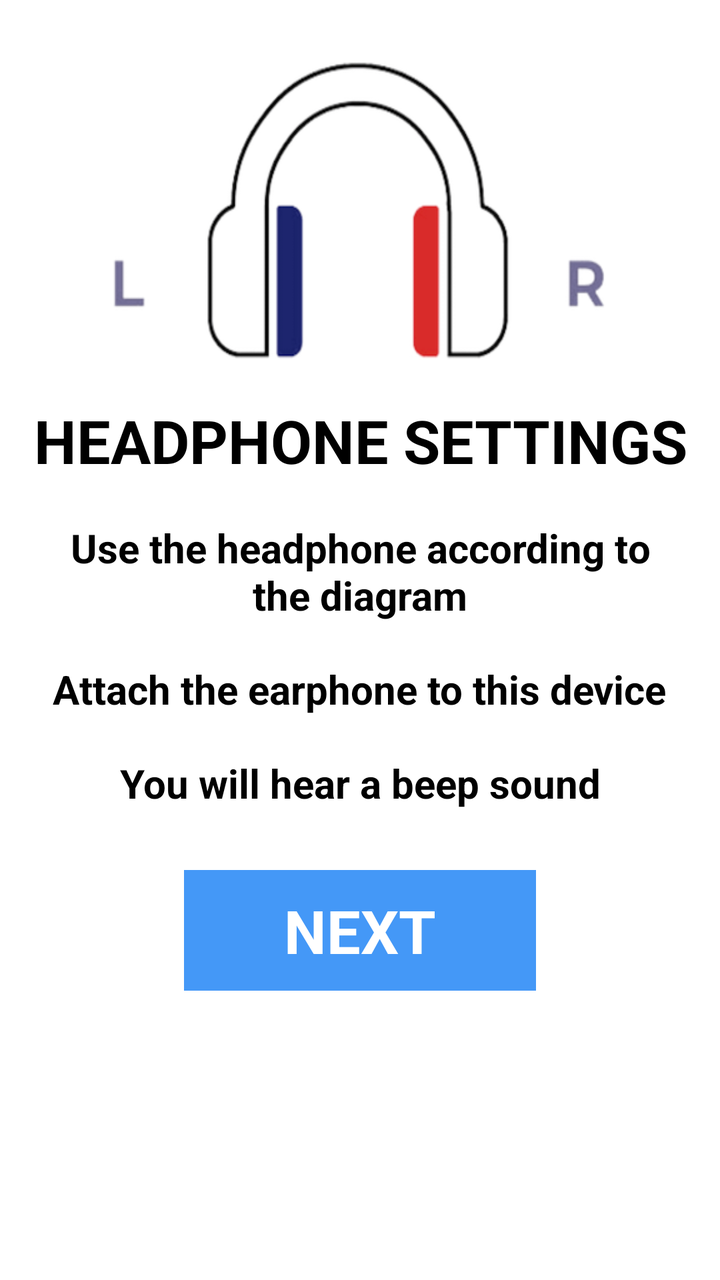
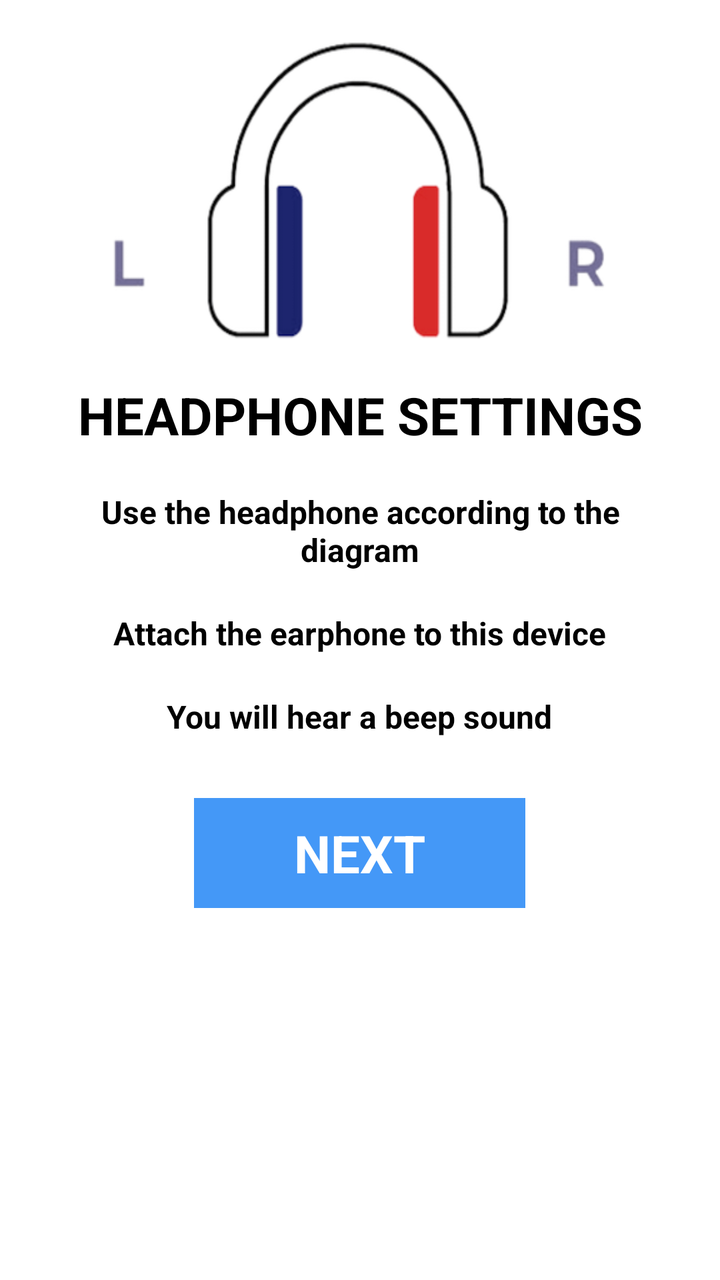

Screens rendered from an Android XML layout before and after an edit, with the pre-edit source and the edit as a unified diff.
<!-- AndroidManifest.xml: application theme Theme.IAhead -->
<!-- res/layout/activity_headphonesetting.xml -->
<?xml version="1.0" encoding="utf-8"?>
<RelativeLayout xmlns:android="http://schemas.android.com/apk/res/android"
    android:layout_width="match_parent"
    android:layout_height="match_parent">

    <LinearLayout
        android:layout_width="match_parent"
        android:layout_height="match_parent"
        android:orientation="vertical">

    <ImageView
        android:layout_gravity="center_horizontal"
        android:id="@+id/iv_setting"
        android:layout_marginTop="30dp"
        android:background="@drawable/setting"
        android:layout_width="250dp"
        android:layout_height="150dp"/>

    <TextView
        android:gravity="center_horizontal"
        android:layout_width="wrap_content"
        android:layout_height="wrap_content"
        android:text="HEADPHONE SETTINGS"
        android:textStyle="bold"
        android:textSize="30dp"
        android:textColor="@color/black"
        android:layout_marginTop="20dp"
        android:layout_gravity="center_horizontal"/>

    <TextView
        android:textStyle="bold"
        android:gravity="center_horizontal"
        android:layout_width="wrap_content"
        android:layout_height="wrap_content"
        android:text="Use the headphone according to the diagram"
        android:textSize="20dp"
        android:layout_marginLeft="20dp"
        android:layout_marginRight="20dp"
        android:textColor="@color/black"
        android:layout_marginTop="20dp"
        android:layout_gravity="center_horizontal"/>

    <TextView
        android:textStyle="bold"
        android:gravity="center_horizontal"
        android:layout_width="wrap_content"
        android:layout_height="wrap_content"
        android:text="Attach the earphone to this device"
        android:textSize="20dp"
        android:layout_marginLeft="20dp"
        android:layout_marginRight="20dp"
        android:textColor="@color/black"
        android:layout_marginTop="20dp"
        android:layout_gravity="center_horizontal"/>

    <TextView
        android:textStyle="bold"
        android:gravity="center_horizontal"
        android:layout_width="wrap_content"
        android:layout_height="wrap_content"
        android:text="You will hear a beep sound"
        android:textSize="20dp"
        android:layout_marginLeft="20dp"
        android:layout_marginRight="20dp"
        android:textColor="@color/black"
        android:layout_marginTop="20dp"
        android:layout_gravity="center_horizontal"/>

    <LinearLayout
        android:id="@+id/ll_next"
        android:layout_marginTop="30dp"
        android:layout_gravity="center_horizontal"
        android:layout_width="wrap_content"
        android:layout_height="wrap_content"
        android:background="@color/buttonblue"
        android:orientation="horizontal">

        <TextView
            android:layout_marginRight="50dp"
            android:layout_marginLeft="50dp"
            android:layout_marginBottom="10dp"
            android:layout_marginTop="10dp"
            android:textStyle="bold"
            android:layout_width="wrap_content"
            android:layout_height="wrap_content"
            android:text="NEXT"
            android:textSize="30dp"
            android:textColor="@color/white"/>
    </LinearLayout>
    </LinearLayout>

    <ImageView
        android:visibility="gone"
        android:id="@+id/iv_alert"
        android:layout_centerVertical="true"
        android:layout_marginRight="50dp"
        android:layout_marginLeft="50dp"
        android:layout_width="match_parent"
        android:layout_height="300dp"
        android:background="@drawable/alert"/>
</RelativeLayout>
<!-- resources referenced by this layout -->
<resources>
  <color name="black">#FF000000</color>
  <color name="buttonblue">#4498f7</color>
  <color name="white">#FFFFFFFF</color>
  <!-- drawable alert: png bitmap (drawable, 91112 bytes) -->
  <!-- drawable setting: png bitmap (drawable, 31028 bytes) -->
  <style name="Theme.IAhead" parent="Theme.MaterialComponents.DayNight.NoActionBar">
          
          <item name="colorPrimary">@color/purple_500</item>
          <item name="colorPrimaryVariant">@color/purple_700</item>
          <item name="colorOnPrimary">@color/white</item>
          
          <item name="colorSecondary">@color/teal_200</item>
          <item name="colorSecondaryVariant">@color/teal_700</item>
          <item name="colorOnSecondary">@color/black</item>
          
          <item name="android:statusBarColor">?attr/colorPrimaryVariant</item>
          
      </style>
  <color name="purple_500">#FF6200EE</color>
  <color name="purple_700">#FF3700B3</color>
  <color name="teal_200">#FF03DAC5</color>
  <color name="teal_700">#FF018786</color>
</resources>

<!-- the commit's change to res/layout/activity_headphonesetting.xml (unified diff, before → after) -->
@@ -11,7 +11,7 @@
     <ImageView
         android:layout_gravity="center_horizontal"
         android:id="@+id/iv_setting"
-        android:layout_marginTop="30dp"
+        android:layout_marginTop="20dp"
         android:background="@drawable/setting"
         android:layout_width="250dp"
         android:layout_height="150dp"/>
@@ -22,7 +22,7 @@
         android:layout_height="wrap_content"
         android:text="HEADPHONE SETTINGS"
         android:textStyle="bold"
-        android:textSize="30dp"
+        android:textSize="26dp"
         android:textColor="@color/black"
         android:layout_marginTop="20dp"
         android:layout_gravity="center_horizontal"/>
@@ -33,7 +33,7 @@
         android:layout_width="wrap_content"
         android:layout_height="wrap_content"
         android:text="Use the headphone according to the diagram"
-        android:textSize="20dp"
+        android:textSize="16dp"
         android:layout_marginLeft="20dp"
         android:layout_marginRight="20dp"
         android:textColor="@color/black"
@@ -46,7 +46,7 @@
         android:layout_width="wrap_content"
         android:layout_height="wrap_content"
         android:text="Attach the earphone to this device"
-        android:textSize="20dp"
+        android:textSize="16dp"
         android:layout_marginLeft="20dp"
         android:layout_marginRight="20dp"
         android:textColor="@color/black"
@@ -59,7 +59,7 @@
         android:layout_width="wrap_content"
         android:layout_height="wrap_content"
         android:text="You will hear a beep sound"
-        android:textSize="20dp"
+        android:textSize="16dp"
         android:layout_marginLeft="20dp"
         android:layout_marginRight="20dp"
         android:textColor="@color/black"
@@ -84,7 +84,7 @@
             android:layout_width="wrap_content"
             android:layout_height="wrap_content"
             android:text="NEXT"
-            android:textSize="30dp"
+            android:textSize="26dp"
             android:textColor="@color/white"/>
     </LinearLayout>
     </LinearLayout>
